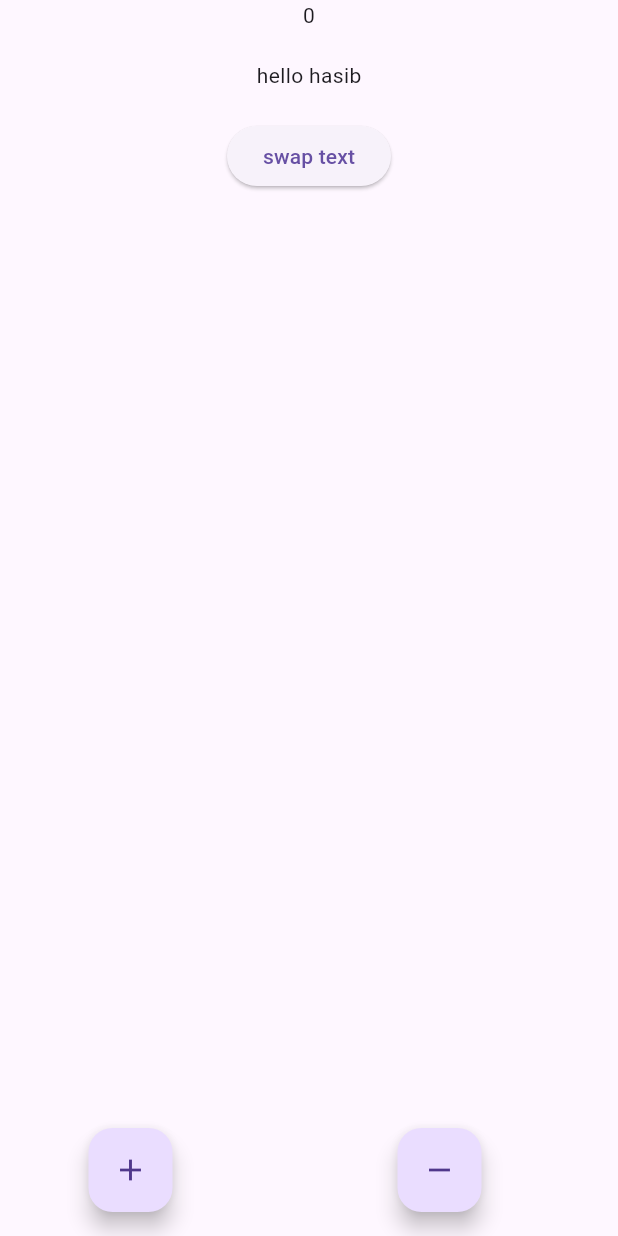
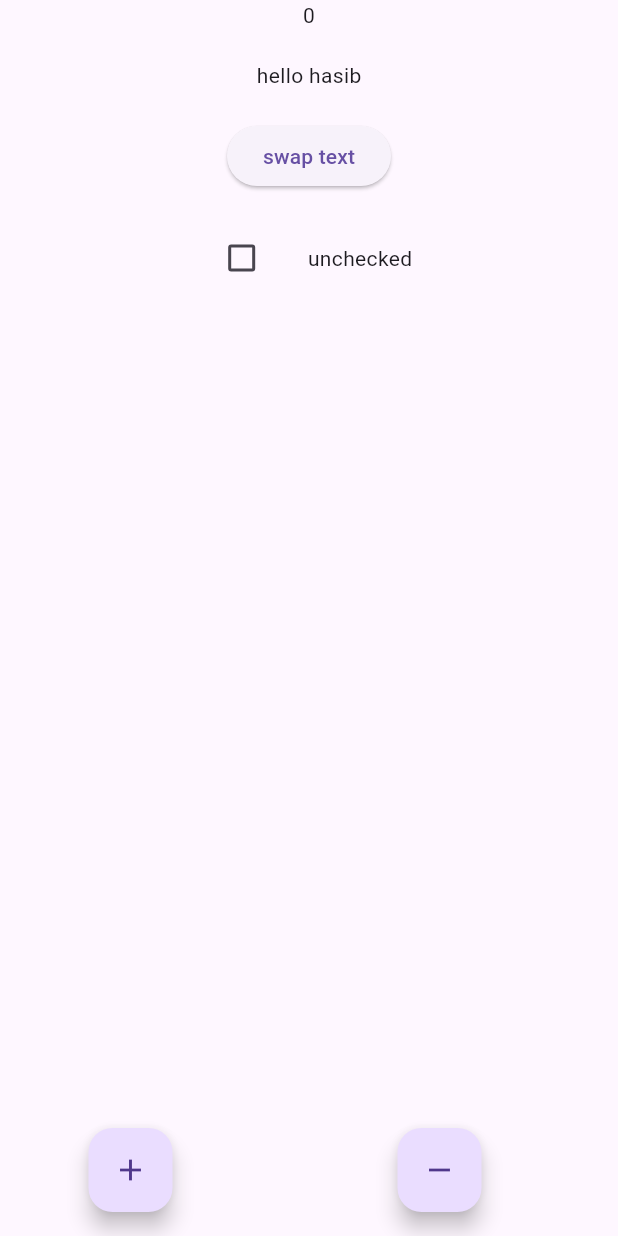
Before and after one commit to mahabubulhasibshawon/flutter_bloc_cubit_practice, a Flutter app: the screen it shows after launch, after a tap on "swap text", on a phone screen of 412 x 824 dp. Run offline on Flutter 3.47's test engine with Material 3 defaults, Android fonts, the phone set to English and light mode, and no system bars; our stand-ins replace bloc, flutter_bloc.

```diff
--- a/lib/counter_screen/counter_screen.dart
+++ b/lib/counter_screen/counter_screen.dart
@@ -1,5 +1,7 @@
 import 'package:flutter/material.dart';
 import 'package:flutter_bloc/flutter_bloc.dart';
+import 'package:flutter_bloc_cubit_practice/counter_screen/cubit/checkbox_cubit.dart';
+import 'package:flutter_bloc_cubit_practice/counter_screen/cubit/checkbox_cubit.dart';
 import 'package:flutter_bloc_cubit_practice/counter_screen/cubit/counter_cubit.dart';
 import 'package:flutter_bloc_cubit_practice/counter_screen/cubit/text_cubit.dart';
 
@@ -23,33 +25,64 @@ class CounterScreen extends StatelessWidget {
               Text('hello'),
               BlocBuilder<TextCubit, String>(
                 builder: (context, state) {
-                  return AnimatedSwitcher(duration: Duration(milliseconds: 2500),
+                  return AnimatedSwitcher(
+                      duration: Duration(milliseconds: 2500),
                       transitionBuilder: (child, animation) {
                         return SlideTransition(
                           position: animation.drive(
-                            Tween<Offset>(begin: Offset(1, 0), end: Offset(0, 0))
+                            Tween<Offset>(
+                                    begin: Offset(1, 0), end: Offset(0, 0))
                                 .chain(CurveTween(curve: Curves.easeInOut)),
                           ),
                           child: child,
                         );
                       },
-
                       child: Text(state));
                 },
               ),
             ],
           ),
           SizedBox(height: 20),
-          ElevatedButton(onPressed: (){
-            context.read<TextCubit>().toggleText();
-          }, child: Text('swap text'))
+          ElevatedButton(
+              onPressed: () {
+                context.read<TextCubit>().toggleText();
+              },
+              child: Text('swap text')),
+          SizedBox(height: 20),
+          Row(
+            mainAxisAlignment: MainAxisAlignment.center,
+            children: [
+              BlocBuilder<CheckboxCubit, bool>(
+                builder: (context, isChecked) {
+                  return Checkbox(
+                      value: isChecked,
+                      onChanged: (value) {
+                        context.read<CheckboxCubit>().toggleCheckbox();
+                        print('checkbox');
+                      });
+                },
+              ),
+              SizedBox(width: 20),
+              BlocBuilder<CheckboxCubit, bool>(
+                builder: (context, isChecked) {
+                  return Text(isChecked ? 'checked' : 'unchecked');
+                },
+              )
+            ],
+          )
         ],
       ),
       floatingActionButton: Row(
         mainAxisAlignment: MainAxisAlignment.spaceAround,
         children: [
-          FloatingActionButton(onPressed: () => context.read<CounterCubit>().increment(),child: Icon(Icons.add),),
-          FloatingActionButton(onPressed: () => context.read<CounterCubit>().decremnt(),child: Icon(Icons.remove),),
+          FloatingActionButton(
+            onPressed: () => context.read<CounterCubit>().increment(),
+            child: Icon(Icons.add),
+          ),
+          FloatingActionButton(
+            onPressed: () => context.read<CounterCubit>().decremnt(),
+            child: Icon(Icons.remove),
+          ),
         ],
       ),
     );
--- /dev/null
+++ b/lib/counter_screen/cubit/checkbox_cubit.dart
@@ -0,0 +1,8 @@
+
+import 'package:flutter_bloc/flutter_bloc.dart';
+
+class CheckboxCubit extends Cubit<bool> {
+  CheckboxCubit() : super(false) ;
+
+  void toggleCheckbox() => emit(!state);
+}
--- a/lib/main.dart
+++ b/lib/main.dart
@@ -1,6 +1,7 @@
 import 'package:flutter/material.dart';
 import 'package:flutter_bloc/flutter_bloc.dart';
 import 'package:flutter_bloc_cubit_practice/counter_screen/counter_screen.dart';
+import 'package:flutter_bloc_cubit_practice/counter_screen/cubit/checkbox_cubit.dart';
 import 'package:flutter_bloc_cubit_practice/counter_screen/cubit/counter_cubit.dart';
 import 'package:flutter_bloc_cubit_practice/counter_screen/cubit/text_cubit.dart';
 
@@ -18,6 +19,7 @@ class MyApp extends StatelessWidget {
         providers: [
           BlocProvider(create: (context) => CounterCubit()),
           BlocProvider(create: (context) => TextCubit()),
+          BlocProvider(create: (context) => CheckboxCubit()),
         ],
         child: CounterScreen(),
       ),
```
Also changed, not shown: lib/counter_screen/cubit/multi_checkbox_cubit.dart (added, +17 -0 lines).
